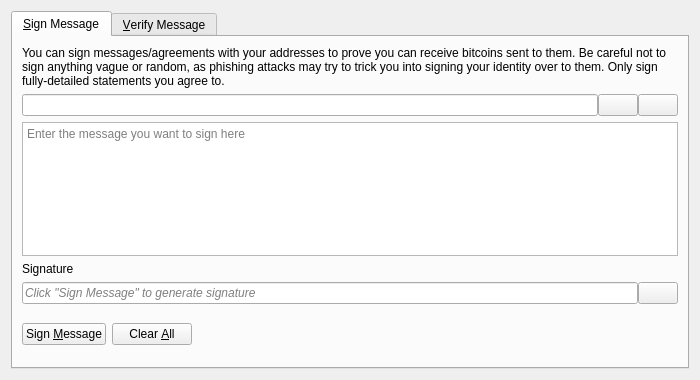
Above: src/qt/forms/signverifymessagedialog.ui from dogecoin/dogecoin before the change. Below: the same form after it.
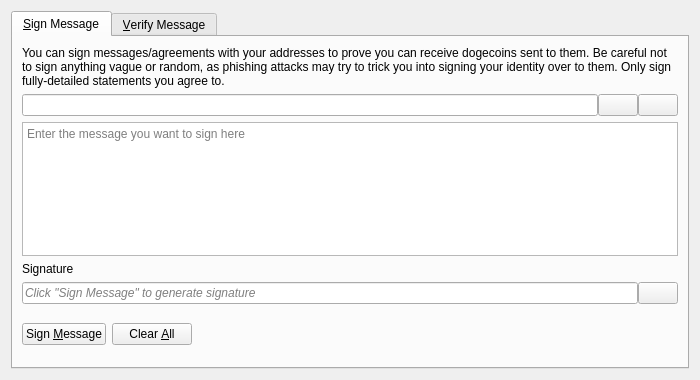
That is the form after the change. Icons and pictures are not drawn. Custom widgets are drawn as their Qt base class.

Commit message: Fix some strings still referencing bitcoin

The edit to the form file:
```diff
--- a/src/qt/forms/signverifymessagedialog.ui
+++ b/src/qt/forms/signverifymessagedialog.ui
@@ -30,7 +30,7 @@
        <item>
         <widget class="QLabel" name="infoLabel_SM">
          <property name="text">
-          <string>You can sign messages/agreements with your addresses to prove you can receive bitcoins sent to them. Be careful not to sign anything vague or random, as phishing attacks may try to trick you into signing your identity over to them. Only sign fully-detailed statements you agree to.</string>
+          <string>You can sign messages/agreements with your addresses to prove you can receive dogecoins sent to them. Be careful not to sign anything vague or random, as phishing attacks may try to trick you into signing your identity over to them. Only sign fully-detailed statements you agree to.</string>
          </property>
          <property name="textFormat">
           <enum>Qt::PlainText</enum>
```
The commit also changes 4 other files.
